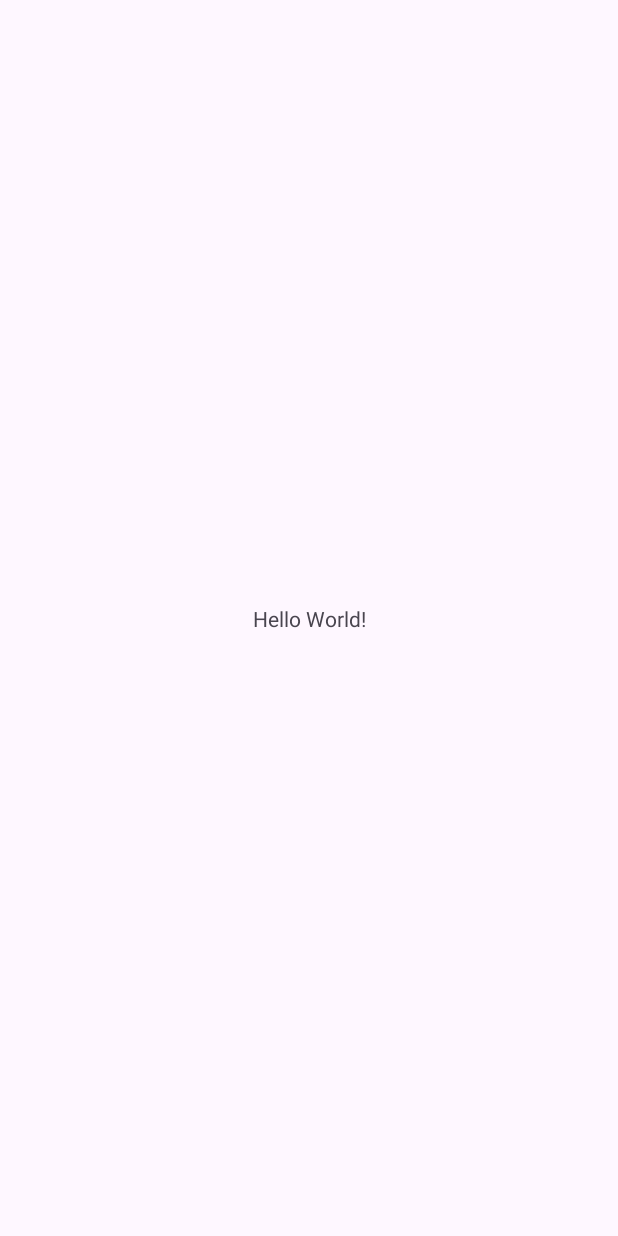
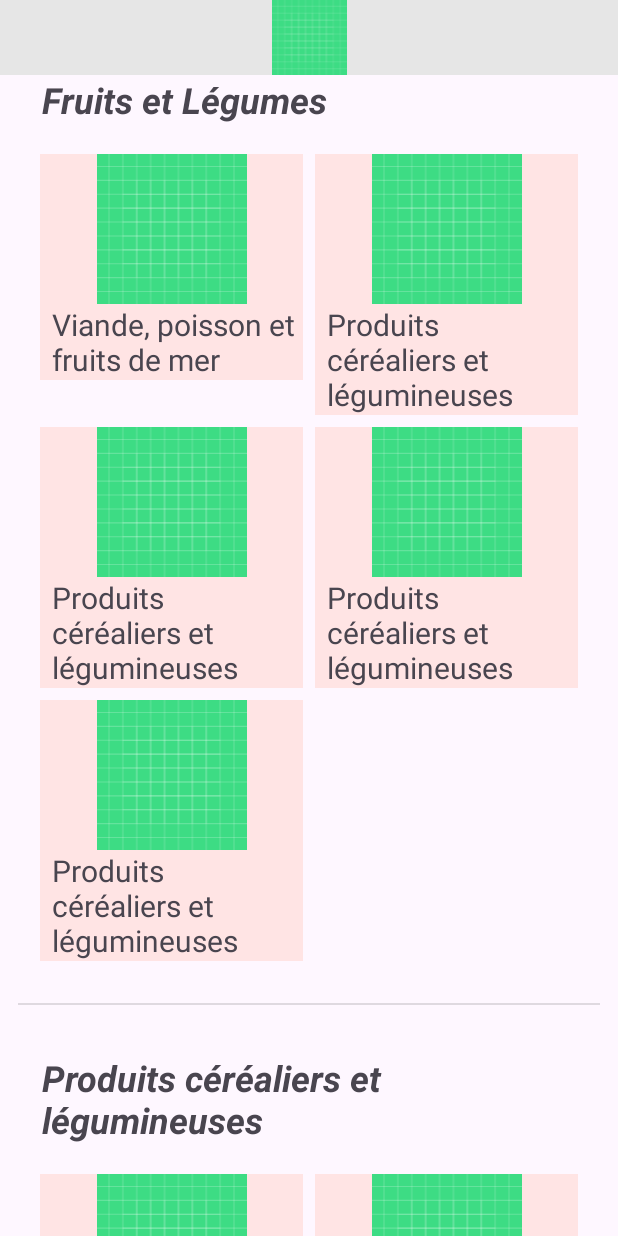
Before and after one commit to WarperSanPlus/PFI-Mobile1, an Android app: the screen it shows after launch (MainActivity before the commit, ActivityListe after it), on a phone screen of 412 x 824 dp. Before the commit the screen is almost empty. Run offline under Robolectric (Android 15) with nearby library versions, the light colour scheme and no system bars.

Commit message:
ActivityListe update

```diff
--- a/app/build.gradle.kts
+++ b/app/build.gradle.kts
@@ -4,7 +4,7 @@ plugins {
 
 android {
     namespace = "com.example.pfi"
-    compileSdk = 33
+    compileSdk = 34
 
     defaultConfig {
         applicationId = "com.example.pfi"
@@ -36,6 +36,7 @@ dependencies {
     implementation("androidx.appcompat:appcompat:1.6.1")
     implementation("com.google.android.material:material:1.10.0")
     implementation("androidx.constraintlayout:constraintlayout:2.1.4")
+    implementation("androidx.gridlayout:gridlayout:1.0.0")
     testImplementation("junit:junit:4.13.2")
     androidTestImplementation("androidx.test.ext:junit:1.1.5")
     androidTestImplementation("androidx.test.espresso:espresso-core:3.5.1")
--- a/app/src/main/AndroidManifest.xml
+++ b/app/src/main/AndroidManifest.xml
@@ -13,7 +13,10 @@
         android:theme="@style/Theme.PFI"
         tools:targetApi="31">
         <activity
-            android:name=".MainActivity"
+            android:name=".Activities.ActivityListe"
+            android:exported="false" />
+        <activity
+            android:name=".Activities.MainActivity"
             android:exported="true">
             <intent-filter>
                 <action android:name="android.intent.action.MAIN" />
--- /dev/null
+++ b/app/src/main/java/com/example/pfi/Activities/ActivityListe.java
@@ -0,0 +1,62 @@
+package com.example.pfi.Activities;
+
+import androidx.annotation.IdRes;
+import androidx.appcompat.app.AppCompatActivity;
+
+import android.os.Bundle;
+import android.util.Log;
+
+import com.example.pfi.Classes.Article;
+import com.example.pfi.Classes.Category;
+import com.example.pfi.Fragments.CategoryDisplay;
+import com.example.pfi.Helper.FragmentHelper;
+import com.example.pfi.Logger;
+import com.example.pfi.R;
+
+import java.util.ArrayList;
+import java.util.Comparator;
+
+public class ActivityListe extends AppCompatActivity {
+
+    @Override
+    protected void onCreate(Bundle savedInstanceState) {
+        super.onCreate(savedInstanceState);
+        setContentView(R.layout.activity_liste);
+
+        displayCategories(load(), R.id.listeActivity_itemListe);
+    }
+
+    private ArrayList<Category> load() {
+        // Get categories
+        ArrayList<Category> categories = Category.loadCategories();
+
+        // Get articles
+        ArrayList<Article> articles = Article.loadArticles();
+
+        // Put articles in corresponding categories
+        for (Article article : articles) {
+            for (Category category : categories) {
+                if (!article.isArticleInCategory(category))
+                    continue;
+                category.addArticle(article);
+            }
+        }
+
+        // Sort categories
+        categories.sort(Comparator.naturalOrder());
+
+        // Sort articles
+        for (Category c : categories) {
+            c.sortArticles();
+        }
+
+        return categories;
+    }
+
+    /**
+     * Creates a CategoryDisplay for every category given.
+     */
+    private void displayCategories(ArrayList<Category> categories, @IdRes int parent) {
+        FragmentHelper.createFragments(parent, categories, CategoryDisplay::newInstance, this);
+    }
+}
--- /dev/null
+++ b/app/src/main/java/com/example/pfi/Activities/MainActivity.java
@@ -0,0 +1,31 @@
+package com.example.pfi.Activities;
+
+import androidx.annotation.StringRes;
+import androidx.appcompat.app.AppCompatActivity;
+
+import android.content.Intent;
+import android.os.Bundle;
+
+import com.example.pfi.R;
+
+public class MainActivity extends AppCompatActivity {
+    private static MainActivity Instance;
+
+    @Override
+    protected void onCreate(Bundle savedInstanceState) {
+        super.onCreate(savedInstanceState);
+        setContentView(R.layout.activity_main);
+
+        Instance = this;
+
+        Intent toActivityList = new Intent(this, ActivityListe.class);
+
+        startActivity(toActivityList);
+    }
+
+    // region Static
+
+    public static String getStringValue(@StringRes int id) { return Instance.getString(id); }
+
+    // endregion
+}
--- /dev/null
+++ b/app/src/main/java/com/example/pfi/Classes/Article.java
@@ -0,0 +1,78 @@
+package com.example.pfi.Classes;
+
+import android.content.res.Resources;
+
+import androidx.annotation.IdRes;
+import androidx.annotation.StringRes;
+
+import com.example.pfi.Activities.MainActivity;
+import com.example.pfi.R;
+
+import java.util.ArrayList;
+
+public class Article implements Comparable<Article> {
+    // region Nom
+    private @StringRes int nomId;
+
+    public String getNom() {
+        return MainActivity.getStringValue(nomId);
+    }
+
+    @Override
+    public int compareTo(Article article) {
+        return this.getNom().compareTo(article.getNom());
+    }
+    // endregion
+    // region Description
+    private @StringRes int descriptionId;
+
+    public String getDescription() {
+        return MainActivity.getStringValue(descriptionId);
+    }
+    // endregion
+    // region Prix
+    private String prix;
+    // endregion
+    // region Image
+    private @IdRes int imageId;
+    // endregion
+    // region Icon
+    private @IdRes int iconId;
+
+    public @IdRes int getIconId() { return iconId; }
+    // endregion
+    // region Categories
+    private @StringRes int[] categories;
+
+    public boolean isArticleInCategory(Category category){
+        for (int i = 0; i < categories.length; i++) {
+            if (categories[i] == category.getNomId())
+                return true;
+        }
+        return false;
+    }
+    // endregion
+
+    public Article(
+            @StringRes int nomId,
+            @StringRes int... categories
+    ){
+        this.nomId = nomId;
+        this.categories = categories;
+    }
+
+    // region Static
+    /**
+     * @return Articles loaded by the application.
+     */
+    public static ArrayList<Article> loadArticles() {
+        ArrayList<Article> articles = new ArrayList<>();
+
+        articles.add(new Article(R.string.category_cereals, R.string.category_fruits));
+        articles.add(new Article(R.string.category_fruits, R.string.category_fruits, R.string.category_meat));
+
+        return articles;
+    }
+
+    // endregion
+}
--- /dev/null
+++ b/app/src/main/java/com/example/pfi/Classes/Category.java
@@ -0,0 +1,83 @@
+package com.example.pfi.Classes;
+
+import androidx.annotation.NonNull;
+import androidx.annotation.StringRes;
+
+import com.example.pfi.Activities.MainActivity;
+import com.example.pfi.R;
+
+import java.util.ArrayList;
+import java.util.Comparator;
+
+public class Category implements Comparable<Category> {
+    // region Nom
+    private @StringRes int nomId;
+
+    public String getNom() {
+        return MainActivity.getStringValue(nomId);
+    }
+    private void setNom(@StringRes int nomId) {
+        this.nomId = nomId;
+    }
+
+    public @StringRes int getNomId() { return nomId; }
+
+    @Override
+    public int compareTo(Category category) {
+        return this.getNom().compareTo(category.getNom());
+    }
+    // endregion
+    // region Articles
+    private ArrayList<Article> articles = new ArrayList<>();
+
+    public void addArticle(Article article) {
+        articles.add(article);
+    }
+
+    public void sortArticles() {
+        articles.sort(Comparator.naturalOrder());
+    }
+
+    // endregion
+
+    public Category(
+            @StringRes int nomId
+    ) {
+        this.setNom(nomId);
+    }
+
+    // region Static
+
+    /**
+     *
+     * @return Categories loaded by the application.
+     */
+    public static ArrayList<Category> loadCategories() {
+        ArrayList<Category> categories = new ArrayList<>();
+
+        categories.add(new Category(R.string.category_fruits));
+        categories.add(new Category(R.string.category_cereals));
+        categories.add(new Category(R.string.category_diary));
+        categories.add(new Category(R.string.category_meat));
+
+        return categories;
+    }
+
+    // endregion
+    // region Override
+
+    @NonNull
+    @Override
+    public String toString() {
+        String text = "Nom: \"" + getNom() + "\", ";
+
+        text += "Articles: [ ";
+        for (Article a : articles)
+            text += a.toString() + ", ";
+        text += "]";
+
+        return text;
+    }
+
+    // endregion
+}
--- /dev/null
+++ b/app/src/main/java/com/example/pfi/Classes/Client.java
@@ -0,0 +1,4 @@
+package com.example.pfi.Classes;
+
+public class Client {
+}
--- /dev/null
+++ b/app/src/main/java/com/example/pfi/Config.java
@@ -0,0 +1,6 @@
+package com.example.pfi;
+
+public abstract class Config {
+    public static final boolean ENABLE_LOG = true;
+    public static final boolean ENABLE_ADS = true;
+}
--- /dev/null
+++ b/app/src/main/java/com/example/pfi/Fragments/ArticleDisplay.java
@@ -0,0 +1,70 @@
+package com.example.pfi.Fragments;
+
+import android.os.Bundle;
+
+import androidx.annotation.DrawableRes;
+import androidx.fragment.app.Fragment;
+
+import android.view.LayoutInflater;
+import android.view.View;
+import android.view.ViewGroup;
+import android.widget.TextView;
+
+import com.example.pfi.Classes.Article;
+import com.example.pfi.R;
+
+/**
+ * A simple {@link Fragment} subclass.
+ * Use the {@link ArticleDisplay#newInstance} factory method to
+ * create an instance of this fragment.
+ */
+public class ArticleDisplay extends Fragment {
+
+    private static final String ARG_PARAM1 = "ARTICLE_NAME";
+    private static final String ARG_PARAM2 = "ARTICLE_ICON";
+
+    private String name;
+    private @DrawableRes int iconId;
+
+    public ArticleDisplay() {
+        // Required empty public constructor
+    }
+
+    /**
+     * Use this factory method to create a new instance of
+     * this fragment using the provided parameters.
+     *
+     * @return A new instance of fragment ArticleDisplay.
+     */
+    public static ArticleDisplay newInstance(Article article) {
+        ArticleDisplay fragment = new ArticleDisplay();
+        Bundle args = new Bundle();
+
+        args.putString(ARG_PARAM1, article.getNom());
+        args.putInt(ARG_PARAM2, article.getIconId());
+
+        fragment.setArguments(args);
+        return fragment;
+    }
+
+    @Override
+    public void onCreate(Bundle savedInstanceState) {
+        super.onCreate(savedInstanceState);
+        if (getArguments() != null) {
+            name = getArguments().getString(ARG_PARAM1);
+            iconId = getArguments().getInt(ARG_PARAM2);
+        }
+    }
+
+    @Override
+    public View onCreateView(LayoutInflater inflater, ViewGroup container,
+                             Bundle savedInstanceState) {
+        // Inflate the layout for this fragment
+        View v = inflater.inflate(R.layout.fragment_article_display, container, false);
+
+        TextView nameTV = v.findViewById(R.id.articleDisplay_nameTV);
+        nameTV.setText(name);
+
+        return v;
+    }
+}
--- /dev/null
+++ b/app/src/main/java/com/example/pfi/Fragments/CategoryDisplay.java
@@ -0,0 +1,84 @@
+package com.example.pfi.Fragments;
+
+import android.os.Bundle;
+
+import androidx.fragment.app.Fragment;
+
+import android.view.LayoutInflater;
+import android.view.View;
+import android.view.ViewGroup;
+import android.widget.TextView;
+
+import com.example.pfi.Classes.Article;
+import com.example.pfi.Classes.Category;
+import com.example.pfi.Helper.FragmentHelper;
+import com.example.pfi.R;
+
+import java.util.ArrayList;
+
+/**
+ * A simple {@link Fragment} subclass.
+ * Use the {@link CategoryDisplay#newInstance} factory method to
+ * create an instance of this fragment.
+ */
+public class CategoryDisplay extends Fragment {
+    private static final String ARG_PARAM1 = "CATEGORY_NAME";
+
+    private int name;
+
+    public CategoryDisplay() {
+        // Required empty public constructor
+    }
+
+    /**
+     * Use this factory method to create a new instance of
+     * this fragment using the provided parameters.
+     *
+     * @return A new instance of fragment CategoryDisplay.
+     */
+    public static CategoryDisplay newInstance(Category category) {
+        CategoryDisplay fragment = new CategoryDisplay();
+        Bundle args = new Bundle();
+
+        args.putInt(ARG_PARAM1, category.getNomId());
+
+        fragment.setArguments(args);
+        return fragment;
+    }
+
+    @Override
+    public void onCreate(Bundle savedInstanceState) {
+        super.onCreate(savedInstanceState);
+        if (getArguments() != null) {
+            name = getArguments().getInt(ARG_PARAM1);
+        }
+    }
+
+    @Override
+    public View onCreateView(LayoutInflater inflater, ViewGroup container, Bundle savedInstanceState) {
+        // Inflate the layout for this fragment
+        View v = inflater.inflate(R.layout.fragment_category_display, container, false);
+
+        TextView categoryName = v.findViewById(R.id.categoryNameTV);
+        categoryName.setText(name);
+
+        // categoryDisplay_articlesGrid
+        // Get articles
+        ArrayList<Article> articles = new ArrayList<>();
+        articles.add(new Article(R.string.category_meat, R.string.category_diary));
+        articles.add(new Article(R.string.category_cereals, R.string.category_diary));
+        articles.add(new Article(R.string.category_cereals, R.string.category_diary));
+        articles.add(new Article(R.string.category_cereals, R.string.category_diary));
+        articles.add(new Article(R.string.category_cereals, R.string.category_diary));
+
+        // Create fragments
+        FragmentHelper.createFragments(
+                R.id.categoryDisplay_articlesGrid,
+                articles,
+                ArticleDisplay::newInstance,
+                getChildFragmentManager()
+        );
+
+        return v;
+    }
+}
--- /dev/null
+++ b/app/src/main/java/com/example/pfi/Helper/FragmentHelper.java
@@ -0,0 +1,42 @@
+package com.example.pfi.Helper;
+
+import android.app.Activity;
+import android.content.Context;
+
+import androidx.annotation.IdRes;
+import androidx.fragment.app.Fragment;
+import androidx.fragment.app.FragmentActivity;
+import androidx.fragment.app.FragmentManager;
+import androidx.fragment.app.FragmentTransaction;
+
+import java.util.ArrayList;
+import java.util.function.Function;
+
+public class FragmentHelper {
+    /**
+     * Creates fragments for every object in objects by executing the given action.
+     */
+    public static <T, U extends Fragment> void createFragments(
+            @IdRes int parent,
+            ArrayList<T> objects,
+            Function<T, U> action,
+            FragmentActivity src
+    ) {
+        createFragments(parent, objects, action, src.getSupportFragmentManager());
+    }
+
+    public static <T, U extends Fragment>  void createFragments(
+            @IdRes int parent,
+            ArrayList<T> objects,
+            Function<T, U> action,
+            FragmentManager fragmentManager
+    ){
+        FragmentTransaction transaction = fragmentManager.beginTransaction();
+
+        // Create fragments
+        for (T obj : objects)
+            transaction.add(parent, action.apply(obj));
+
+        transaction.commit();
+    }
+}
--- /dev/null
+++ b/app/src/main/java/com/example/pfi/Logger.java
@@ -0,0 +1,12 @@
+package com.example.pfi;
+
+import android.util.Log;
+
+public abstract class Logger {
+    public static void log(String message) {
+        if (Config.ENABLE_LOG)
+            Log.d("LOG-PFI", message);
+    }
+
+    public static void log(Object obj) { log(obj.toString()); }
+}
--- a/app/src/main/java/com/example/pfi/MainActivity.java
+++ /dev/null
@@ -1,14 +0,0 @@
-package com.example.pfi;
-
-import androidx.appcompat.app.AppCompatActivity;
-
-import android.os.Bundle;
-
-public class MainActivity extends AppCompatActivity {
-
-    @Override
-    protected void onCreate(Bundle savedInstanceState) {
-        super.onCreate(savedInstanceState);
-        setContentView(R.layout.activity_main);
-    }
-}
--- /dev/null
+++ b/app/src/main/java/com/example/pfi/Translator.java
@@ -0,0 +1,18 @@
+package com.example.pfi;
+
+import android.app.Activity;
+
+import androidx.annotation.StringRes;
+
+public class Translator {
+    public static String formatString(Activity activity, @StringRes int resId, Object...args) {
+        String text = activity.getString(resId); // Get text from id
+
+        // Replace arguments
+        // ${0} est con => Popo est con
+        for (int i = 0; i < args.length; i++) {
+            text = text.replace("${" + i + "}", args[i].toString());
+        }
+        return text;
+    }
+}
--- /dev/null
+++ b/app/src/main/res/layout/activity_liste.xml
@@ -0,0 +1,49 @@
+<?xml version="1.0" encoding="utf-8"?>
+<androidx.constraintlayout.widget.ConstraintLayout xmlns:android="http://schemas.android.com/apk/res/android"
+    xmlns:app="http://schemas.android.com/apk/res-auto"
+    xmlns:tools="http://schemas.android.com/tools"
+    android:layout_width="match_parent"
+    android:layout_height="match_parent"
+    tools:context=".Activities.ActivityListe">
+
+    <com.google.android.material.navigation.NavigationView
+        android:id="@+id/navigationView"
+        android:layout_width="match_parent"
+        android:layout_height="50dp"
+        android:background="#E6E6E6"
+        app:layout_constraintEnd_toEndOf="parent"
+        app:layout_constraintStart_toStartOf="parent"
+        app:layout_constraintTop_toTopOf="parent">
+
+        <LinearLayout
+            android:layout_width="match_parent"
+            android:layout_height="match_parent"
+            android:orientation="horizontal">
+
+            <ImageView
+                android:id="@+id/imageView2"
+                android:layout_width="wrap_content"
+                android:layout_height="wrap_content"
+                android:layout_weight="1"
+                android:src="@drawable/ic_launcher_background" />
+        </LinearLayout>
+    </com.google.android.material.navigation.NavigationView>
+
+    <ScrollView
+        android:id="@+id/listeActivity_itemScrollView"
+        android:layout_width="0dp"
+        android:layout_height="0dp"
+        app:layout_constraintBottom_toBottomOf="parent"
+        app:layout_constraintEnd_toEndOf="parent"
+        app:layout_constraintStart_toStartOf="parent"
+        app:layout_constraintTop_toBottomOf="@+id/navigationView">
+
+        <LinearLayout
+            android:id="@+id/listeActivity_itemListe"
+            android:layout_width="match_parent"
+            android:layout_height="wrap_content"
+            android:orientation="vertical"
+            android:scrollbarAlwaysDrawVerticalTrack="true"></LinearLayout>
+    </ScrollView>
+
+</androidx.constraintlayout.widget.ConstraintLayout>
--- a/app/src/main/res/layout/activity_main.xml
+++ b/app/src/main/res/layout/activity_main.xml
@@ -4,15 +4,5 @@
     xmlns:tools="http://schemas.android.com/tools"
     android:layout_width="match_parent"
     android:layout_height="match_parent"
-    tools:context=".MainActivity">
-
-    <TextView
-        android:layout_width="wrap_content"
-        android:layout_height="wrap_content"
-        android:text="Hello World!"
-        app:layout_constraintBottom_toBottomOf="parent"
-        app:layout_constraintEnd_toEndOf="parent"
-        app:layout_constraintStart_toStartOf="parent"
-        app:layout_constraintTop_toTopOf="parent" />
-
+    tools:context=".Activities.MainActivity">
 </androidx.constraintlayout.widget.ConstraintLayout>
--- /dev/null
+++ b/app/src/main/res/layout/fragment_article_display.xml
@@ -0,0 +1,34 @@
+<?xml version="1.0" encoding="utf-8"?>
+<FrameLayout xmlns:android="http://schemas.android.com/apk/res/android"
+    xmlns:tools="http://schemas.android.com/tools"
+    android:layout_width="175dp"
+    android:layout_height="match_parent"
+    android:layout_gravity="center_horizontal"
+    android:layout_marginHorizontal="8dp"
+    android:background="#FFE4E4"
+    tools:context=".Fragments.ArticleDisplay">
+
+    <LinearLayout
+        android:layout_width="match_parent"
+        android:layout_height="match_parent"
+        android:orientation="vertical">
+
+        <ImageView
+            android:id="@+id/imageView"
+            android:layout_width="match_parent"
+            android:layout_height="100dp"
+            android:src="@drawable/ic_launcher_background" />
+
+        <TextView
+            android:id="@+id/articleDisplay_nameTV"
+            android:layout_width="match_parent"
+            android:layout_height="match_parent"
+            android:layout_marginStart="8dp"
+            android:layout_marginEnd="4dp"
+            android:text="@string/placeholder"
+            android:textAlignment="textStart"
+            android:textSize="20sp" />
+
+    </LinearLayout>
+
+</FrameLayout>
--- /dev/null
+++ b/app/src/main/res/layout/fragment_category_display.xml
@@ -0,0 +1,50 @@
+<?xml version="1.0" encoding="utf-8"?>
+<FrameLayout xmlns:android="http://schemas.android.com/apk/res/android"
+    xmlns:app="http://schemas.android.com/apk/res-auto"
+    xmlns:tools="http://schemas.android.com/tools"
+    android:layout_width="match_parent"
+    android:layout_height="wrap_content"
+    android:layout_marginHorizontal="12dp"
+    android:paddingBottom="8dp"
+    tools:context=".Fragments.CategoryDisplay">
+
+    <LinearLayout
+        android:layout_width="match_parent"
+        android:layout_height="wrap_content"
+        android:orientation="vertical">
+
+        <LinearLayout
+            android:layout_width="match_parent"
+            android:layout_height="wrap_content"
+            android:orientation="horizontal">
+
+            <TextView
+                android:id="@+id/categoryNameTV"
+                android:layout_width="match_parent"
+                android:layout_height="wrap_content"
+                android:layout_marginLeft="16dp"
+                android:layout_marginBottom="16dp"
+                android:layout_weight="1"
+                android:text="@string/placeholder"
+                android:textSize="24sp"
+                android:textStyle="bold|italic" />
+
+        </LinearLayout>
+
+        <androidx.gridlayout.widget.GridLayout
+            android:id="@+id/categoryDisplay_articlesGrid"
+            android:layout_width="wrap_content"
+            android:layout_height="wrap_content"
+            android:layout_gravity="center_horizontal"
+            app:columnCount="2"
+            app:useDefaultMargins="true" />
+
+        <View
+            android:id="@+id/divider"
+            android:layout_width="match_parent"
+            android:layout_height="1dp"
+            android:layout_marginVertical="24dp"
+            android:background="?android:attr/listDivider" />
+    </LinearLayout>
+
+</FrameLayout>
--- a/app/src/main/res/values/strings.xml
+++ b/app/src/main/res/values/strings.xml
@@ -1,3 +1,11 @@
 <resources>
     <string name="app_name">PFI</string>
+    <string name="placeholder">PLACEHOLDER</string>
+
+    <string name="category_fruits">Fruits et Légumes</string>
+    <string name="category_cereals">Produits céréaliers et légumineuses</string>
+    <string name="category_diary">Produits laitiers</string>
+    <string name="category_meat">Viande, poisson et fruits de mer</string>
+    <!-- TODO: Remove or change this placeholder text -->
+    <string name="hello_blank_fragment">Hello blank fragment</string>
 </resources>
```
